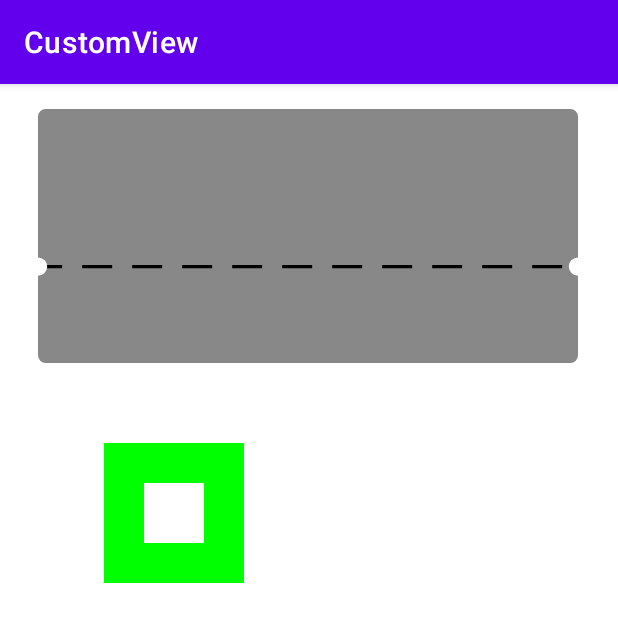
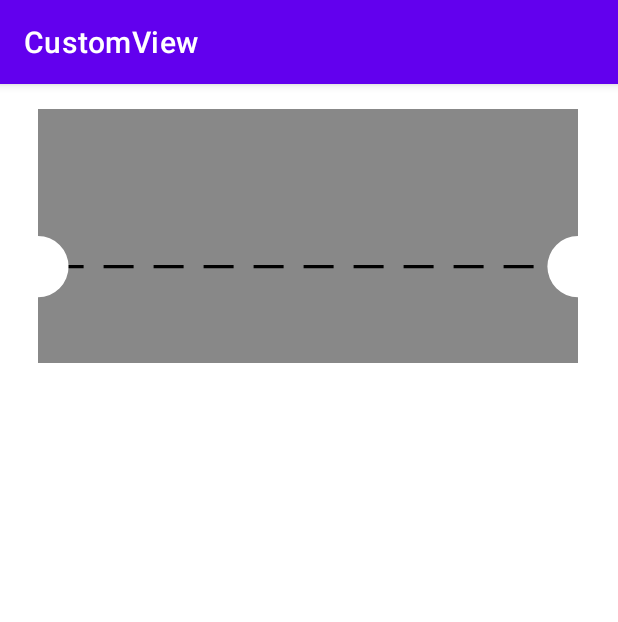
Before and after one commit to fast050/DrawShape, an Android app: the screen it shows after launch (MainActivity), on a phone screen of 412 x 824 dp. Shown: the top 622 px of the screen. Run offline under Robolectric (Android 15) with nearby library versions, the phone set to English and light mode, and no system bars.

Commit message:
work on dimensions and custom attr

```diff
--- a/app/src/main/java/com/example/customview/InteractiveDrawingBackground.kt
+++ b/app/src/main/java/com/example/customview/InteractiveDrawingBackground.kt
@@ -41,23 +41,23 @@ class InteractiveDrawingBackground(
         //canvas?.drawCircle(currentX,currentY , 100f , paint)
         val paintLine = Paint().apply {
             color = Color.RED
-            strokeWidth = 50f
+            strokeWidth = 20f
         }
 
         Log.d("TAG", "onDraw :  $counter")
 
-        /*  if (counter==2){
+          if (counter==2){
               canvas?.drawLine(point1x , point1y , point2x , point2y ,paintLine)
               counter=0
-          }*/
+          }
 
-        canvas?.drawRect(
+        /*canvas?.drawRect(
             cx,
             cy,
             cx + 100f,
             cy + 100f,
             paint
-        )
+        )*/
     }
 
     override fun onTouchEvent(event: MotionEvent?): Boolean {
--- a/app/src/main/java/com/example/customview/TicketBackGroundShape.kt
+++ b/app/src/main/java/com/example/customview/TicketBackGroundShape.kt
@@ -1,6 +1,7 @@
 package com.example.customview
 
 import android.content.Context
+import android.content.res.TypedArray
 import android.graphics.*
 import android.util.AttributeSet
 import android.view.View
@@ -8,19 +9,34 @@ import android.view.View
 
 class TicketBackGroundShape(context: Context, attrs: AttributeSet?) : View(context, attrs) {
     private val paint = Paint()
-    private var cornerRadius = 5f
-    private var innerRadius = 6f
+    private var cornerRadius = 10f
+    private var innerRadius = 20f
     private var scaleFactor = 0f
+    private var ticketShapeHeight = 166f
+    private var ticketDividerHeight = 103f
+    private var ticketCornerShape : Int = 0
 
     init {
         paint.color = Color.GRAY
+        val typedArray: TypedArray = context.theme.obtainStyledAttributes(
+            attrs, R.styleable.TicketBackGroundShape, 0, 0
+        )
+        try {
+            innerRadius = typedArray.getDimensionPixelSize(R.styleable.TicketBackGroundShape_ticketInternalRadius, 20).toFloat()
+            cornerRadius = typedArray.getDimensionPixelSize(R.styleable.TicketBackGroundShape_ticketCornerRadius, 10).toFloat()
+
+        } finally {
+            typedArray.recycle()
+        }
     }
 
     override fun onDraw(canvas: Canvas?) {
         super.onDraw(canvas)
 
         canvas?.let {
-            drawTicketRoundCorner(canvas)
+
+          //drawTicketRoundCorner(canvas)
+            drawTicket(canvas)
         }
 
 
@@ -32,8 +48,9 @@ class TicketBackGroundShape(context: Context, attrs: AttributeSet?) : View(conte
         val width = width.toFloat() - scaleFactor.Scale() //335f
         val height = height.toFloat() - scaleFactor.Scale() //166f
         val radios = innerRadius.Scale()
-        val dashLinePointShiftFromOriginX = 103f.Scale()
-        val dashLinePositionFromBottomShape = 63f.Scale()
+        val dashLinePointShiftFromOriginX = ticketDividerHeight.Scale()
+        val dashLinePositionFromBottomShape = (ticketShapeHeight - ticketDividerHeight).Scale()
+
 
         val path = Path().apply {
             moveTo(originX, originY)
@@ -93,8 +110,8 @@ class TicketBackGroundShape(context: Context, attrs: AttributeSet?) : View(conte
         val height = height.toFloat() - scaleFactor.Scale() //166f
         val radiosInternal = innerRadius.Scale()
         val radiosCorner = cornerRadius.Scale()
-        val dashLinePointShiftFromOriginX = 103f.Scale()
-        val dashLinePositionFromBottomShape = 63f.Scale()
+        val dashLinePointShiftFromOriginX = ticketDividerHeight.Scale()
+        val dashLinePositionFromBottomShape = (ticketShapeHeight - ticketDividerHeight).Scale()
 
         val path = Path().apply {
             moveTo(originX, originY)
@@ -194,7 +211,7 @@ class TicketBackGroundShape(context: Context, attrs: AttributeSet?) : View(conte
     }
 
     fun Float.Scale(): Float {
-        val heightByDesign = 166f
+        val heightByDesign = ticketShapeHeight
         return height * this / heightByDesign
     }
 
--- a/app/src/main/res/layout/activity_main.xml
+++ b/app/src/main/res/layout/activity_main.xml
@@ -10,7 +10,6 @@
         android:id="@+id/ticketBackGroundShape"
         android:layout_width="360dp"
         android:layout_height="169dp"
-        app:cardCornerRadius="15dp"
         app:layout_constraintBottom_toBottomOf="parent"
         app:layout_constraintEnd_toEndOf="parent"
         app:layout_constraintHorizontal_bias="0.49"
@@ -21,7 +20,6 @@
     <com.example.customview.InteractiveDrawingBackground
         android:layout_width="wrap_content"
         android:layout_height="0dp"
-        android:layout_marginStart="16dp"
         app:layout_constraintBottom_toBottomOf="parent"
         app:layout_constraintStart_toStartOf="parent"
         app:layout_constraintTop_toBottomOf="@+id/ticketBackGroundShape"
```
Also changed, not shown: app/src/main/res/values/attrs_ticket_back_ground_shape.xml (added, +15 -0 lines).
